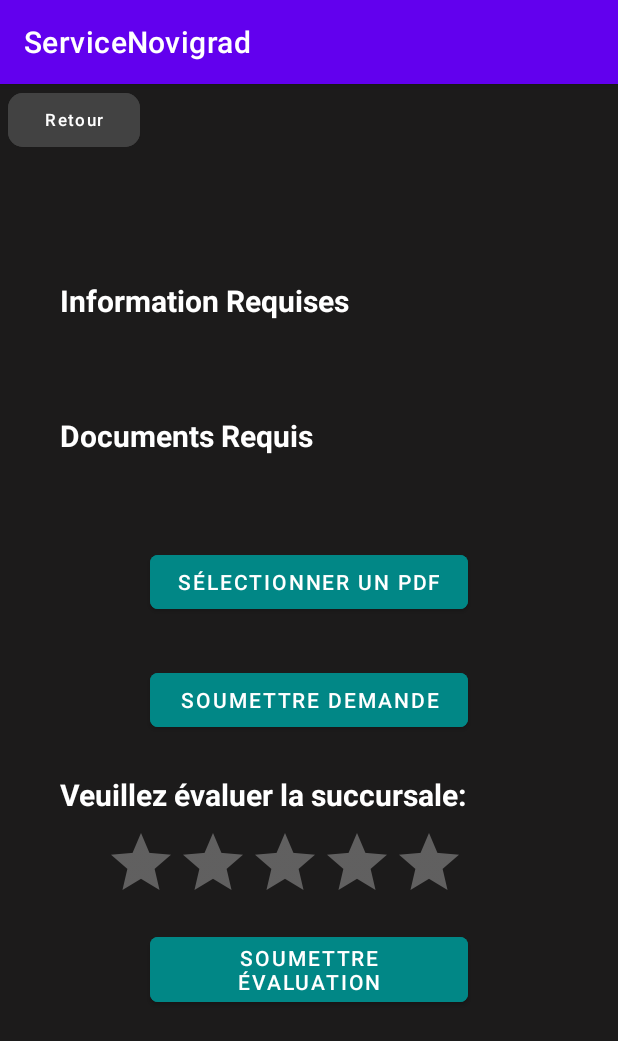
After one commit to uOttawa-SEG2505-Fall2021/novigrad-project---part-1-g03, an Android app: the SubmitDemandePage screen opened directly, with no data from a screen before it, on a phone screen of 412 x 824 dp. The commit adds this screen. Shown: the top 1041 px of the screen. Run offline under Robolectric (Android 15) with nearby library versions, the phone set to English and light mode, and no system bars; our stand-ins replace Firebase (no records; nobody signed in at launch, a user with empty details on screens opened directly); 1 statement that could not run was skipped.

Commit message:
Submit demandes page (#33)
* added most of the submitdemandepage stuff

* added rating bar

* changed wording of rating label

* updated text

* added database functionality, removed auto-load

* added full functionality for ratings

* disabled page autoload

Co-authored-by: Samy Touabi <stoua026@uottawa.ca>

```diff
--- a/App/app/src/main/java/com/example/novigrad/AdminPage.java
+++ b/App/app/src/main/java/com/example/novigrad/AdminPage.java
@@ -71,6 +71,7 @@ public class AdminPage extends AppCompatActivity {
         Intent myIntent = new Intent(AdminPage.this, LoginPage.class);
         myIntent.putExtra("username", "");
         myIntent.putExtra("password", "");
+        UserAccount.unsetUserInstance();
         startActivity(myIntent);
     }
 
--- a/App/app/src/main/java/com/example/novigrad/ClientPage.java
+++ b/App/app/src/main/java/com/example/novigrad/ClientPage.java
@@ -56,6 +56,7 @@ public class ClientPage extends AppCompatActivity {
         Intent myIntent = new Intent(ClientPage.this, LoginPage.class);
         myIntent.putExtra("username", "");
         myIntent.putExtra("password", "");
+        UserAccount.unsetUserInstance();
         startActivity(myIntent);
     }
 }
--- a/App/app/src/main/java/com/example/novigrad/Demande.java
+++ b/App/app/src/main/java/com/example/novigrad/Demande.java
@@ -21,7 +21,7 @@ public class Demande {
     // constructeur 1
     public Demande(){}
 
-    // constructeur 1
+    // constructeur 2
     public Demande(String firstName, String lastName, String nomDeUtilisateur, String nomDuServiceDemande, String nomSuccursaleDemande, int status){
         this.firstName = firstName;
         this.lastName = lastName;
--- a/App/app/src/main/java/com/example/novigrad/EmployeePage.java
+++ b/App/app/src/main/java/com/example/novigrad/EmployeePage.java
@@ -80,6 +80,7 @@ public class EmployeePage extends AppCompatActivity {
         Intent myIntent = new Intent(EmployeePage.this, LoginPage.class);
         myIntent.putExtra("username", "");
         myIntent.putExtra("password", "");
+        UserAccount.unsetUserInstance();
         startActivity(myIntent);
     }
 }
--- a/App/app/src/main/java/com/example/novigrad/LoginPage.java
+++ b/App/app/src/main/java/com/example/novigrad/LoginPage.java
@@ -31,10 +31,23 @@ public class LoginPage extends AppCompatActivity {
     String username;
     String password;
 
+    private void testAPage() {
+        UserAccount testUser = new UserAccount();
+        testUser.setNomDeUtiliseur("celinewmk");
+        testUser.setPrenom("Céline");
+        testUser.setNomDeFamille("Wan");
+        UserAccount.setUserInstance(testUser);
+        Intent testpage = new Intent(LoginPage.this, SubmitDemandePage.class);
+        startActivity(testpage);
+    }
+
+
     @Override
     protected void onCreate(Bundle savedInstanceState) {
         super.onCreate(savedInstanceState);
         setContentView(R.layout.activity_main);
+
+//        testAPage();
 
         // Remet le username et password comme des champs vides lorsque le compte se déconnecte
         if (savedInstanceState == null) {
@@ -96,6 +109,7 @@ public class LoginPage extends AppCompatActivity {
                             //some error handling here
                             return;
                         }
+                        UserAccount.setUserInstance(user[0]);
                         myIntent.putExtra("userId", username);
                         startActivity(myIntent);
                     } else {
--- /dev/null
+++ b/App/app/src/main/java/com/example/novigrad/Rating.java
@@ -0,0 +1,36 @@
+package com.example.novigrad;
+
+public class Rating {
+
+    private double rating;
+    private String forSucc;
+
+    public static double getAverageRatings(Rating[] ratings) {
+        double avg = 0;
+        for (Rating r:
+             ratings) {
+            avg += r.getRating();
+        }
+        return avg/ratings.length;
+    }
+
+    public static String getAverageRatingsAsString(Rating[] ratings) {
+        double avg = getAverageRatings(ratings);
+        return String.format("%.1f",avg);
+    }
+
+    public Rating() {}
+
+    public Rating(double rate, String succ) {
+        this.forSucc = succ;
+        this.rating = rate;
+    }
+
+    public double getRating() {
+        return rating;
+    }
+
+    public String getForSucc() {
+        return forSucc;
+    }
+}
--- /dev/null
+++ b/App/app/src/main/java/com/example/novigrad/SubmitDemandePage.java
@@ -0,0 +1,140 @@
+package com.example.novigrad;
+
+import androidx.annotation.NonNull;
+import androidx.annotation.Nullable;
+import androidx.appcompat.app.AppCompatActivity;
+
+import android.content.Intent;
+import android.os.Bundle;
+import android.view.View;
+import android.widget.RatingBar;
+import android.widget.TextView;
+import android.widget.Toast;
+
+import com.example.novigrad.user.UserAccount;
+import com.google.android.gms.tasks.OnCompleteListener;
+import com.google.android.gms.tasks.Task;
+import com.google.firebase.database.DataSnapshot;
+import com.google.firebase.database.DatabaseReference;
+import com.google.firebase.database.FirebaseDatabase;
+
+public class SubmitDemandePage extends AppCompatActivity {
+
+    private TextView serviceNameView, serviceDocsView, serviceInfoView;
+
+    private String succName;
+    private String servKey;
+    private Service applyServ;
+    DatabaseReference dbServices;
+    DatabaseReference dbDemandes;
+
+    private RatingBar bar;
+    private double cote; // This is the number
+
+    private boolean submitted;
+
+    @Override
+    protected void onCreate(Bundle savedInstanceState) {
+        super.onCreate(savedInstanceState);
+        setContentView(R.layout.activity_submit_demande_page);
+
+        // Samy Stuff
+        bar = (RatingBar) findViewById(R.id.rating_bar);
+        bar.setOnRatingBarChangeListener(new RatingBar.OnRatingBarChangeListener() {
+            @Override
+            public void onRatingChanged(RatingBar ratingBar, float rating, boolean fromUser) {
+
+                if (!submitted) {
+                    ratingBar.setRating(0);
+                    Toast.makeText(SubmitDemandePage.this, "Erreur: Vous n'avez pas encore soumit le demande", Toast.LENGTH_SHORT).show();
+                } else {
+                    Toast.makeText(SubmitDemandePage.this, "Service évalué à: " + rating, Toast.LENGTH_SHORT).show();
+                    cote = rating;
+                }
+            }
+        });
+
+        // End Samy stuff
+        dbServices = FirebaseDatabase.getInstance().getReference("services");
+        dbDemandes = FirebaseDatabase.getInstance().getReference("demandes");
+
+        if (savedInstanceState == null) {
+            Bundle extras = getIntent().getExtras();
+            if (extras != null) {
+                servKey = extras.getString("serviceKey");
+                succName = extras.getString("succName");
+            } else {
+                //error handling
+                finish();
+
+                //testing
+//                servKey = "-MofyR4RKkazUR4ef6ap";
+//                succName = "Elmoville";
+            }
+        }
+
+        serviceNameView = findViewById(R.id.details_name);
+        serviceDocsView = findViewById(R.id.details_docs);
+        serviceInfoView = findViewById(R.id.details_info);
+
+        dbServices.get().addOnCompleteListener(new OnCompleteListener<DataSnapshot>() {
+            @Override
+            public void onComplete(@NonNull Task<DataSnapshot> task) {
+                for (DataSnapshot serviceSnap:
+                     task.getResult().getChildren()) {
+                    if (serviceSnap.getKey().equals(servKey)) {
+                        applyServ = serviceSnap.getValue(Service.class);
+                        serviceNameView.setText(applyServ.getNomService());
+                        serviceDocsView.setText(applyServ.getDocsRequis());
+                        serviceInfoView.setText(applyServ.getInfosRequises());
+                    }
+                }
+            }
+        });
+
+    }
+
+    public void onSelectPDF(View view) {
+        Intent pdfSelectIntent = new Intent();
+        pdfSelectIntent.setType("application/pdf");
+        pdfSelectIntent.setAction(Intent.ACTION_GET_CONTENT);
+        startActivityForResult(Intent.createChooser(pdfSelectIntent,"SVP choisir un fichier .pdf"), 1);
+    }
+
+    @Override
+    protected void onActivityResult(int requestCode, int resultCode, @Nullable Intent data) {
+        super.onActivityResult(requestCode, resultCode, data);
+
+        if (requestCode == 1 && resultCode == RESULT_OK && data != null && data.getData()!= null) {
+            Toast.makeText(this, "Fichier .pdf ajouté avec succès", Toast.LENGTH_SHORT).show();
+        } else {
+            Toast.makeText(this, "Fichier .pdf n'a pas été ajouté", Toast.LENGTH_SHORT).show();
+        }
+    }
+
+    public void onSubmitDemande(View view) {
+        if (submitted) {
+            Toast.makeText(this, "Erreur: Vous avez déjà soumit le demande", Toast.LENGTH_SHORT).show();
+            return;
+        }
+        UserAccount user = UserAccount.getUserInstance();
+        Demande newDemande = new Demande(user.getPrenom(), user.getNomDeFamille(), user.getNomDeUtilisateur(), applyServ.getNomService(), succName, 0);
+        dbDemandes.push().setValue(newDemande);
+        Toast.makeText(this, "Votre demande a été soumise, SVP évaluez (optionnel)", Toast.LENGTH_SHORT).show();
+        submitted = true;
+    }
+
+    public void onSubmitRating(View view) {
+        if (submitted) {
+            Toast.makeText(this, "Votre évaluation a été soumit.", Toast.LENGTH_SHORT).show();
+            FirebaseDatabase.getInstance().getReference("ratings").setValue(new Rating(cote, succName));
+            finish();
+        } else {
+            Toast.makeText(this, "Erreur: Vous n'avez pas encore soumis la demande", Toast.LENGTH_SHORT).show();
+        }
+    }
+
+    public void onReturn(View view) {
+        finish();
+    }
+}
--- a/App/app/src/main/java/com/example/novigrad/user/UserAccount.java
+++ b/App/app/src/main/java/com/example/novigrad/user/UserAccount.java
@@ -6,6 +6,8 @@ package com.example.novigrad.user;
 
 public class UserAccount
 {
+
+    private static UserAccount userInstance;
 
     //------------------------
     // MEMBER VARIABLES
@@ -22,6 +24,19 @@ public class UserAccount
     //------------------------
     // CONSTRUCTOR
     //------------------------
+
+
+    public static UserAccount getUserInstance() {
+        return userInstance;
+    }
+
+    public static void setUserInstance(UserAccount currentUser) {
+        userInstance = currentUser;
+    }
+
+    public static void unsetUserInstance() {
+        userInstance = null;
+    }
 
     //blank constructor so that UserAccount can be written to Firebase
     public UserAccount(){}
--- /dev/null
+++ b/App/app/src/main/res/layout/activity_submit_demande_page.xml
@@ -0,0 +1,198 @@
+<?xml version="1.0" encoding="utf-8"?>
+<RelativeLayout xmlns:android="http://schemas.android.com/apk/res/android"
+    xmlns:app="http://schemas.android.com/apk/res-auto"
+    xmlns:tools="http://schemas.android.com/tools"
+    android:id="@+id/container"
+    android:layout_width="match_parent"
+    android:layout_height="match_parent"
+    android:background="#1C1B1B"
+    android:outlineAmbientShadowColor="#FFFFFF"
+    android:outlineSpotShadowColor="#FFFFFF"
+    tools:context="com.example.novigrad.SubmitDemandePage">
+
+
+    <ScrollView
+        android:layout_width="match_parent"
+        android:layout_height="match_parent">
+
+        <LinearLayout
+            android:layout_width="match_parent"
+            android:layout_height="wrap_content"
+            android:orientation="vertical">
+
+            <Button
+                android:id="@+id/retour"
+                android:layout_width="wrap_content"
+                android:layout_height="wrap_content"
+                android:layout_marginLeft="5dp"
+                android:backgroundTint="@color/cardview_dark_background"
+                android:enabled="true"
+                android:onClick="onReturn"
+                android:text="Retour"
+                android:textAlignment="center"
+                android:textAllCaps="false"
+                android:textColor="@color/white"
+                android:textSize="11dp"
+                app:cornerRadius="10dp" />
+
+            <TextView
+                android:id="@+id/details_name"
+                android:layout_width="match_parent"
+                android:layout_height="wrap_content"
+                android:layout_marginLeft="40dp"
+                android:layout_marginTop="20dp"
+                android:layout_marginRight="40dp"
+                android:textAlignment="center"
+                android:textColor="@color/white"
+                android:textSize="35dp" />
+
+            <Space
+                android:layout_width="match_parent"
+                android:layout_height="10dp" />
+
+            <TextView
+                android:id="@+id/textView2"
+                android:layout_width="331dp"
+                android:layout_height="37dp"
+                android:layout_marginStart="40dp"
+                android:layout_marginTop="5dp"
+                android:text="@string/information_requises"
+                android:textAlignment="viewStart"
+                android:textColor="@color/white"
+                android:textSize="20dp"
+                android:textStyle="bold" />
+
+            <TextView
+                android:id="@+id/details_info"
+                android:layout_width="wrap_content"
+                android:layout_height="wrap_content"
+                android:layout_marginLeft="40dp"
+                android:layout_marginTop="7dp"
+                android:layout_marginRight="40dp"
+                android:textColor="@color/white"
+                android:textSize="18dp" />
+
+            <Space
+                android:layout_width="match_parent"
+                android:layout_height="5dp" />
+
+            <TextView
+                android:id="@+id/textView4"
+                android:layout_width="332dp"
+                android:layout_height="35dp"
+                android:layout_marginStart="40dp"
+                android:layout_marginTop="15dp"
+                android:text="@string/documents_requis"
+                android:textAlignment="viewStart"
+                android:textColor="@color/white"
+                android:textSize="20dp"
+                android:textStyle="bold" />
+
+            <TextView
+                android:id="@+id/details_docs"
+                android:layout_width="wrap_content"
+                android:layout_height="wrap_content"
+                android:layout_marginLeft="40dp"
+                android:layout_marginTop="7dp"
+                android:layout_marginRight="40dp"
+                android:textColor="@color/white"
+                android:textSize="18dp" />
+
+            <Space
+                android:layout_width="match_parent"
+                android:layout_height="20dp" />
+
+            <Button
+                android:id="@+id/selectPdf"
+                android:layout_width="match_parent"
+                android:layout_height="wrap_content"
+                android:layout_marginLeft="100dp"
+                android:layout_marginRight="100dp"
+                android:backgroundTint="@color/teal_700"
+                android:enabled="true"
+                android:onClick="onSelectPDF"
+                android:text="Sélectionner un pdf"
+                android:textAlignment="center"
+                android:textColor="@color/white"
+                app:cornerRadius="5dp" />
+
+
+            <Space
+                android:layout_width="match_parent"
+                android:layout_height="15dp" />
+
+            <!--      Samy put the rating thing here      -->
+
+            <Space
+                android:layout_width="match_parent"
+                android:layout_height="15dp" />
+
+            <Button
+                android:id="@+id/submitDemande"
+                android:layout_width="match_parent"
+                android:layout_height="wrap_content"
+                android:layout_marginLeft="100dp"
+                android:layout_marginRight="100dp"
+                android:backgroundTint="@color/teal_700"
+                android:enabled="true"
+                android:onClick="onSubmitDemande"
+                android:text="@string/soumettreDemande"
+                android:textAlignment="center"
+                android:textColor="@color/white"
+                app:cornerRadius="5dp" />
+
+            <Space
+                android:layout_width="match_parent"
+                android:layout_height="10dp" />
+
+            <TextView
+                android:id="@+id/textView5"
+                android:layout_width="332dp"
+                android:layout_height="35dp"
+                android:layout_marginStart="40dp"
+                android:layout_marginTop="15dp"
+                android:text="Veuillez évaluer la succursale: "
+                android:textAlignment="viewStart"
+                android:textColor="@color/white"
+                android:textSize="20dp"
+                android:textStyle="bold" />
+
+            <RatingBar
+
+                android:layout_marginLeft="70dp"
+                android:layout_marginRight="70dp"
+                android:id="@+id/rating_bar"
+                android:layout_width="wrap_content"
+                android:layout_height="wrap_content"
+                android:layout_alignParentTop="true"
+                android:numStars="5"
+                android:stepSize=".5"
+                android:theme="@style/RatingBar"/>
+
+            <Space
+                android:layout_width="match_parent"
+                android:layout_height="10dp" />
+
+            <Button
+                android:id="@+id/submitRating"
+                android:layout_width="match_parent"
+                android:layout_height="wrap_content"
+                android:layout_marginLeft="100dp"
+                android:layout_marginRight="100dp"
+                android:backgroundTint="@color/teal_700"
+                android:enabled="true"
+                android:onClick="onSubmitRating"
+                android:text="@string/soumettreEval"
+                android:textAlignment="center"
+                android:textColor="@color/white"
+                app:cornerRadius="5dp" />
+
+            <Space
+                android:layout_width="match_parent"
+                android:layout_height="20dp" />
+
+
+        </LinearLayout>
+    </ScrollView>
+
+</RelativeLayout>
--- a/App/app/src/main/res/values-night/themes.xml
+++ b/App/app/src/main/res/values-night/themes.xml
@@ -13,4 +13,9 @@
         <item name="android:statusBarColor" tools:targetApi="l">?attr/colorPrimaryVariant</item>
         <!-- Customize your theme here. -->
     </style>
+
+    <style name="RatingBar" parent="Theme.AppCompat">
+        <item name="colorControlNormal">@color/white</item>
+        <item name="colorControlActivated">@color/teal_200</item>
+    </style>
 </resources>
--- a/App/app/src/main/res/values/strings.xml
+++ b/App/app/src/main/res/values/strings.xml
@@ -83,4 +83,6 @@
     <string name="prompt_nouveau_nom">Nouveau nom du service</string>
     <string name="succursale_nom">Succursale %1$s</string>
     <string name="adresseSucc">Adresse: %1$s</string>
+    <string name="soumettreDemande">Soumettre Demande</string>
+    <string name="soumettreEval">Soumettre Évaluation</string>
 </resources>
--- a/App/app/src/main/res/values/themes.xml
+++ b/App/app/src/main/res/values/themes.xml
@@ -22,4 +22,9 @@
     <style name="Theme.Novigrad.AppBarOverlay" parent="ThemeOverlay.AppCompat.Dark.ActionBar" />
 
     <style name="Theme.Novigrad.PopupOverlay" parent="ThemeOverlay.AppCompat.Light" />
+
+    <style name="RatingBar" parent="Theme.AppCompat">
+        <item name="colorControlNormal">@color/white</item>
+        <item name="colorControlActivated">#d4de21</item>
+    </style>
 </resources>
```
Also changed, not shown: App/app/src/main/AndroidManifest.xml (+5 -2 lines).
